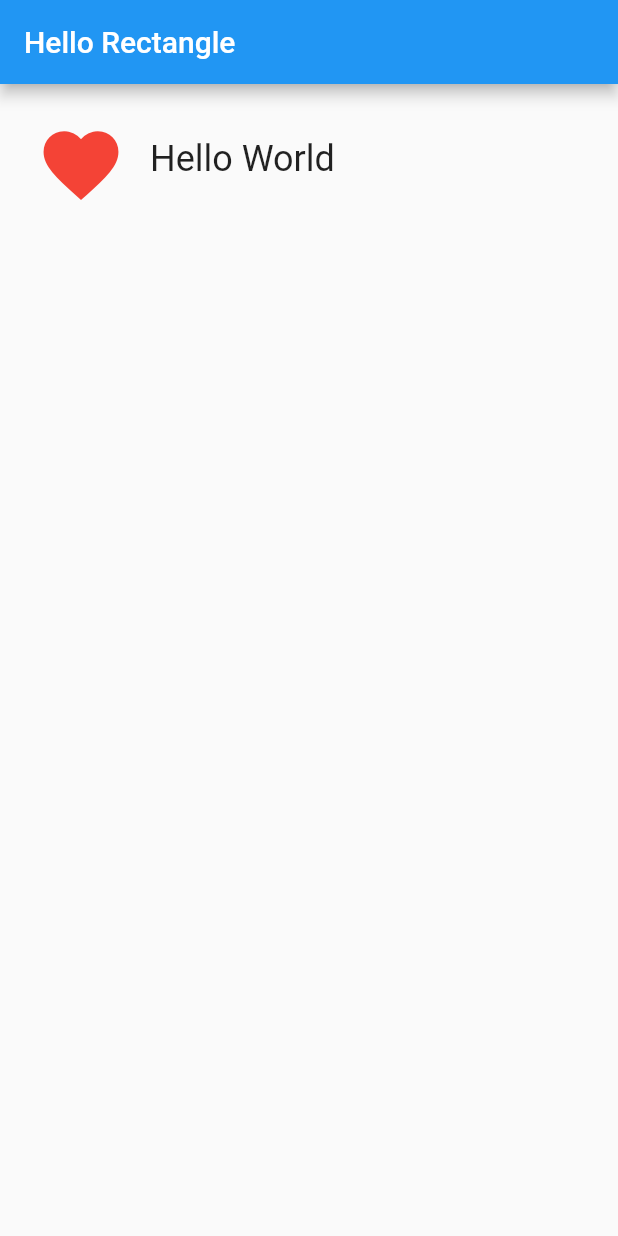
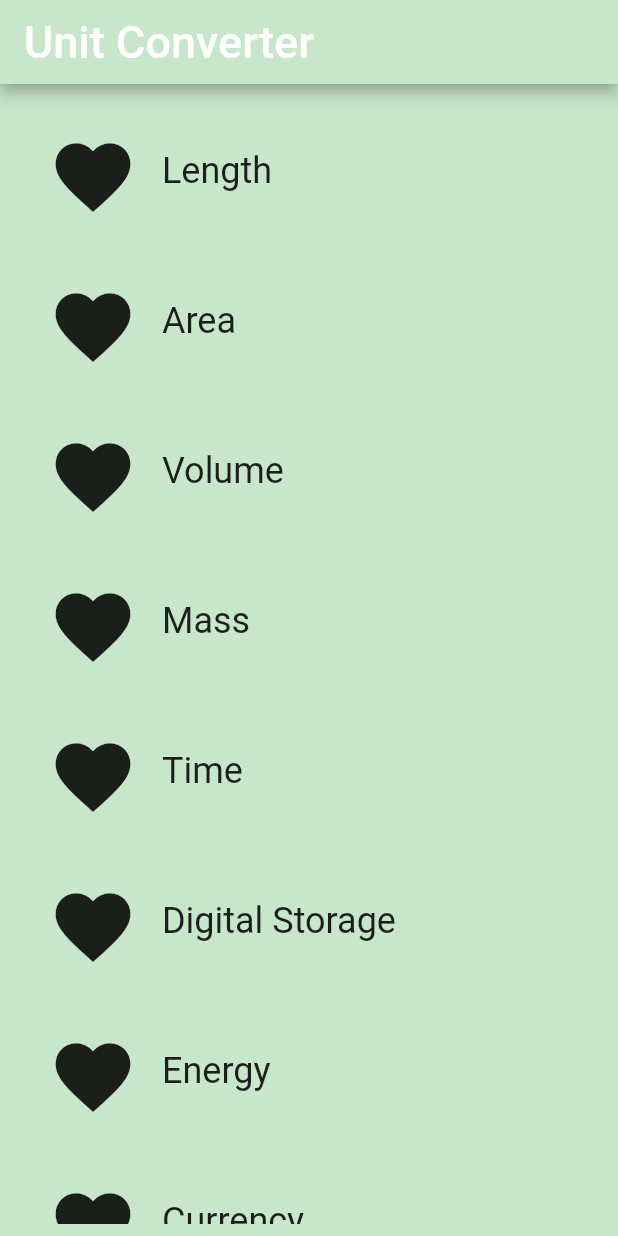
Before and after one commit to corocn/hello_rectangle, a Flutter app: the screen it shows after launch, on a phone screen of 412 x 824 dp. Run offline on Flutter 3.47's test engine with Material 2 defaults, Android fonts, the phone set to English and light mode, and no system bars.

Commit message:
add category_routes

```diff
--- /dev/null
+++ b/lib/category.dart
@@ -0,0 +1,94 @@
+// Copyright 2018 The Chromium Authors. All rights reserved.
+// Use of this source code is governed by a BSD-style license that can be
+// found in the LICENSE file.
+
+// To keep your imports tidy, follow the ordering guidelines at
+// https://www.dartlang.org/guides/language/effective-dart/style#ordering
+import 'package:flutter/material.dart';
+// @required is defined in the meta.dart package
+import 'package:meta/meta.dart';
+
+// We use an underscore to indicate that these variables are private.
+// See https://www.dartlang.org/guides/language/effective-dart/design#libraries
+final _rowHeight = 100.0;
+final _borderRadius = BorderRadius.circular(_rowHeight / 2);
+
+/// A custom [Category] widget.
+///
+/// The widget is composed on an [Icon] and [Text]. Tapping on the widget shows
+/// a colored [InkWell] animation.
+class Category extends StatelessWidget {
+  final String name;
+  final ColorSwatch color;
+  final IconData iconLocation;
+
+  /// Creates a [Category].
+  ///
+  /// A [Category] saves the name of the Category (e.g. 'Length'), its color for
+  /// the UI, and the icon that represents it (e.g. a ruler).
+  // While the @required checks for whether a named parameter is passed in,
+  // it doesn't check whether the object passed in is null. We check that
+  // in the assert statement.
+  const Category({
+    Key key,
+    @required this.name,
+    @required this.color,
+    @required this.iconLocation,
+  })  : assert(name != null),
+        assert(color != null),
+        assert(iconLocation != null),
+        super(key: key);
+
+  /// Builds a custom widget that shows [Category] information.
+  ///
+  /// This information includes the icon, name, and color for the [Category].
+  @override
+  // This `context` parameter describes the location of this widget in the
+  // widget tree. It can be used for obtaining Theme data from the nearest
+  // Theme ancestor in the tree. Below, we obtain the display1 text theme.
+  // See https://docs.flutter.io/flutter/material/Theme-class.html
+  Widget build(BuildContext context) {
+    return Material(
+      color: Colors.transparent,
+      child: Container(
+        height: _rowHeight,
+        child: InkWell(
+          borderRadius: _borderRadius,
+          highlightColor: color,
+          splashColor: color,
+          // We can use either the () => function() or the () { function(); }
+          // syntax.
+          onTap: () {
+            print('I was tapped!');
+          },
+          child: Padding(
+            padding: EdgeInsets.all(8.0),
+            child: Row(
+              crossAxisAlignment: CrossAxisAlignment.stretch,
+              // There are two ways to denote a list: `[]` and `List()`.
+              // Prefer to use the literal syntax, i.e. `[]`, instead of `List()`.
+              // You can add the type argument if you'd like, i.e. <Widget>[].
+              // See https://www.dartlang.org/guides/language/effective-dart/usage#do-use-collection-literals-when-possible
+              children: [
+                Padding(
+                  padding: EdgeInsets.all(16.0),
+                  child: Icon(
+                    iconLocation,
+                    size: 60.0,
+                  ),
+                ),
+                Center(
+                  child: Text(
+                    name,
+                    textAlign: TextAlign.center,
+                    style: Theme.of(context).textTheme.headline,
+                  ),
+                ),
+              ],
+            ),
+          ),
+        ),
+      ),
+    );
+  }
+}
--- /dev/null
+++ b/lib/category_route.dart
@@ -0,0 +1,71 @@
+// Copyright 2018 The Chromium Authors. All rights reserved.
+// Use of this source code is governed by a BSD-style license that can be
+// found in the LICENSE file.
+
+import 'package:flutter/material.dart';
+
+// TODO: Check if we need to import anything
+import 'package:hello_rectangle/category.dart';
+
+// TODO: Define any constants
+final appColor = Colors.green[100];
+
+/// Category Route (screen).
+///
+/// This is the 'home' screen of the Unit Converter. It shows a header and
+/// a list of [Categories].
+///
+/// While it is named CategoryRoute, a more apt name would be CategoryScreen,
+/// because it is responsible for the UI at the route's destination.
+class CategoryRoute extends StatelessWidget {
+  const CategoryRoute();
+
+  static const _categoryNames = <String>[
+    'Length',
+    'Area',
+    'Volume',
+    'Mass',
+    'Time',
+    'Digital Storage',
+    'Energy',
+    'Currency',
+  ];
+
+  static const _baseColors = <Color>[
+    Colors.teal,
+    Colors.orange,
+    Colors.pinkAccent,
+    Colors.blueAccent,
+    Colors.yellow,
+    Colors.greenAccent,
+    Colors.purpleAccent,
+    Colors.red,
+  ];
+
+  @override
+  Widget build(BuildContext context) {
+    // TODO: Create a list of the eight Categories, using the names and colors
+    // from above. Use a placeholder icon, such as `Icons.cake` for each
+    // Category. We'll add custom icons later.
+    // TODO: Create a list view of the Categories
+//    final listView = Container();
+    final listView = Container(
+      padding: EdgeInsets.all(8.0),
+      decoration: BoxDecoration(color: appColor),
+      child: ListView.builder(
+          itemCount: _categoryNames.length,
+          itemBuilder: (BuildContext context, int index) {
+            return Category(name: _categoryNames[index], color: _baseColors[index], iconLocation: Icons.favorite);
+          }
+      )
+    );
+
+    // TODO: Create an App Bar
+    final appBar = AppBar(title: const Text('Unit Converter', style: TextStyle(fontSize: 30.0)), backgroundColor: appColor);
+
+    return Scaffold(
+      appBar: appBar,
+      body: listView,
+    );
+  }
+}
--- a/lib/main.dart
+++ b/lib/main.dart
@@ -1,63 +1,30 @@
+// Copyright 2018 The Chromium Authors. All rights reserved.
+// Use of this source code is governed by a BSD-style license that can be
+// found in the LICENSE file.
+
+// You can read about packages here: https://flutter.io/using-packages/
 import 'package:flutter/material.dart';
 
+// TODO: Import the CategoryRoute widget
+import 'package:hello_rectangle/category_route.dart';
+
+/// The function that is called when main.dart is run.
 void main() {
-  runApp(
-    MaterialApp(
-      debugShowCheckedModeBanner: false,
-      title: 'Hello Rectangle',
-      home: Scaffold(
-        appBar: AppBar(
-          title: Text('Hello Rectangle'),
-        ),
-        body: Category(Icons.favorite, Colors.red, 'Hello World'),
-      ),
-    ),
-  );
+  runApp(UnitConverterApp());
 }
 
-class Category extends StatelessWidget {
-  final IconData iconData;
-  final Color iconColor;
-  final String text;
-
-  Category(this.iconData, this.iconColor, this.text);
-
+/// This widget is the root of our application.
+///
+/// The first screen we see is a list [Categories].
+class UnitConverterApp extends StatelessWidget {
   @override
   Widget build(BuildContext context) {
-    return InkWell(
-        child: Container(
-            height: 100,
-            padding: EdgeInsets.all(8.0),
-            decoration: BoxDecoration(
-//                color: Colors.limeAccent,
-                borderRadius: BorderRadius.circular(50.0)),
-            child: Row(children: [
-              Container(
-                  padding: EdgeInsets.all(16),
-                  child: Icon(this.iconData, size: 60, color: this.iconColor)),
-              Center(child: Text(this.text, style: TextStyle(fontSize: 24)))
-            ])),
-        onTap: () { print('I was tapped!'); },
+    return MaterialApp(
+      debugShowCheckedModeBanner: false,
+      title: 'Unit Converter',
+      // TODO: Instead of pointing to exactly 1 Category widget,
+      // our home should now point to an instance of the CategoryRoute widget.
+      home: CategoryRoute(),
     );
   }
 }
-
-//class HelloRectangle extends StatelessWidget {
-//  @override
-//  Widget build(BuildContext context) {
-//    return Center(
-//      child: Container(
-//        color: Colors.greenAccent,
-//        height: 400.0,
-//        width: 300.0,
-//        child: Center(
-//          child: Text(
-//            'Hello!',
-//            style: TextStyle(fontSize: 40.0),
-//            textAlign: TextAlign.center,
-//          ),
-//        ),
-//      ),
-//    );
-//  }
-//}
```
